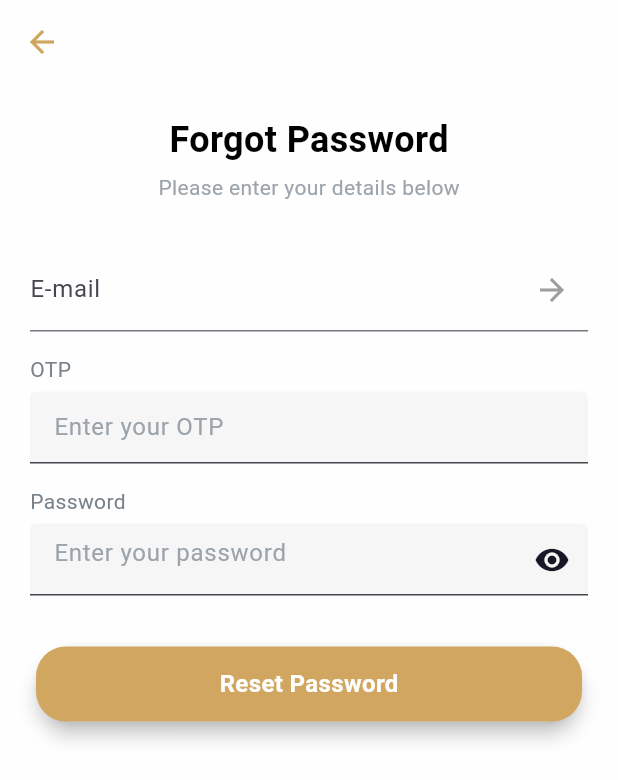
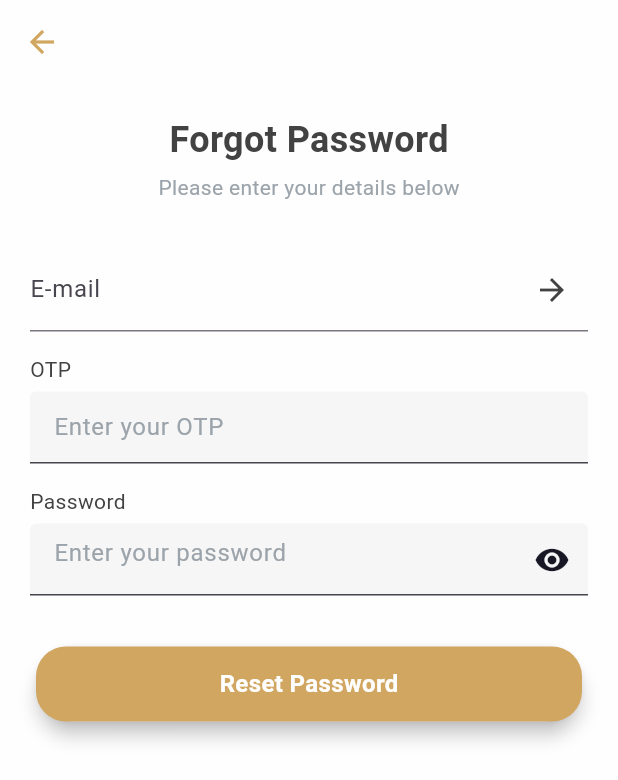
Before and after one commit to TuanChill/Nhom8, a Flutter app: the screen it shows after launch, item 2 of the bottom bar chosen, after a tap on "Forgot Password?", on a phone screen of 412 x 824 dp. Shown: the top 780 px of the screen. Run offline on Flutter 3.47's test engine with Material 3 defaults, Android fonts, the light colour scheme and no system bars; our stand-ins replace audioplayers, awesome_notifications, curved_navigation_bar, dots_indicator, flutter_secure_storage, google_fonts and 1 more; network calls fail.

Commit message:
fix dark mode

```diff
--- a/app/lib/main.dart
+++ b/app/lib/main.dart
@@ -65,16 +65,16 @@ class _MyAppState extends State<MyApp> {
       }
     });
     scheduleDailyNotification();
-    AwesomeNotifications().createNotification(
-      content: NotificationContent(
-        id: 2, // ID phải là duy nhất
-        channelKey: 'basic_channel',
-        title: 'Lời nhắc hàng ngày',
-        body:
-            'Đã đến lúc học tiếng Anh! Hãy dành ít phút để nâng cao kỹ năng của bạn!',
-        notificationLayout: NotificationLayout.Default,
-      ),
-    );
+    // AwesomeNotifications().createNotification(
+    //   content: NotificationContent(
+    //     id: 2, // ID phải là duy nhất
+    //     channelKey: 'basic_channel',
+    //     title: 'Lời nhắc hàng ngày',
+    //     body:
+    //         'Đã đến lúc học tiếng Anh! Hãy dành ít phút để nâng cao kỹ năng của bạn!',
+    //     notificationLayout: NotificationLayout.Default,
+    //   ),
+    // );
   }
 
   @override
--- a/app/lib/src/presentation/auth/forgotpassword_page.dart
+++ b/app/lib/src/presentation/auth/forgotpassword_page.dart
@@ -1,5 +1,4 @@
 import 'package:daily_e/src/application/user_service.dart';
-import 'package:daily_e/src/presentation/account.dart';
 import 'package:daily_e/src/utils/snackBarUtils.dart';
 import 'package:flutter/material.dart';
 import 'package:http/http.dart';
@@ -20,9 +19,13 @@ class _ForgotPasswordPageState extends State<ForgotPasswordPage> {
   @override
   Widget build(BuildContext context) {
     return Scaffold(
-      backgroundColor: AppColors.kWhite,
+      backgroundColor: Theme.of(context).brightness == Brightness.dark
+          ? Colors.grey[800]
+          : AppColors.kWhite,
       appBar: AppBar(
-          backgroundColor: AppColors.kWhite,
+          backgroundColor: Theme.of(context).brightness == Brightness.dark
+              ? Colors.grey[800]
+              : AppColors.kWhite,
           elevation: 0,
           leading: const BackButton(
             color: AppColors.kPrimary,
@@ -35,11 +38,13 @@ class _ForgotPasswordPageState extends State<ForgotPasswordPage> {
           child: Center(
             child: Column(
               children: [
-                const Text('Forgot Password',
+                Text('Forgot Password',
                     style: TextStyle(
                         fontSize: 24,
                         fontWeight: FontWeight.bold,
-                        color: Colors.black)),
+                        color: Theme.of(context).brightness != Brightness.dark
+                            ? Colors.grey[800]
+                            : AppColors.kWhite)),
                 const SizedBox(height: 5),
                 const Text('Please enter your details below',
                     style: TextStyle(fontSize: 14, color: AppColors.kGrey60)),
@@ -56,16 +61,21 @@ class _ForgotPasswordPageState extends State<ForgotPasswordPage> {
                     }
                     return null;
                   },
-                  style: const TextStyle(color: AppColors.kGrey100),
+                  style: TextStyle(
+                      color: Theme.of(context).brightness == Brightness.dark
+                          ? Colors.grey[800]
+                          : AppColors.kWhite),
                   keyboardType: TextInputType.emailAddress,
                   textInputAction: TextInputAction.next,
                   decoration: InputDecoration(
                     labelText: 'E-mail',
                     hintText: 'Enter your email address',
                     suffixIcon: IconButton(
-                      icon: const Icon(
+                      icon: Icon(
                         Icons.arrow_forward,
-                        color: Colors.grey,
+                        color: Theme.of(context).brightness != Brightness.dark
+                            ? Colors.grey[800]
+                            : AppColors.kWhite,
                       ),
                       onPressed: () async {
                         Response res = await UserService()
@@ -457,7 +467,9 @@ class _AuthFieldState extends State<AuthField> {
           widget.title,
           style: TextStyle(
               fontSize: 14,
-              color: widget.titleColor ?? const Color(0xFF78828A)),
+              color: Theme.of(context).brightness != Brightness.dark
+                  ? Colors.grey[800]
+                  : AppColors.kWhite),
         ),
         const SizedBox(height: 5),
         TextFormField(
--- a/app/lib/src/presentation/auth/signin_page.dart
+++ b/app/lib/src/presentation/auth/signin_page.dart
@@ -4,9 +4,11 @@ import 'package:daily_e/src/presentation/auth/forgotpassword_page.dart';
 import 'package:daily_e/src/presentation/auth/signup_page.dart' as signup;
 import 'package:daily_e/src/presentation/button.dart' as button;
 import 'package:daily_e/src/presentation/text_field.dart';
+import 'package:daily_e/src/presentation/theme_provider.dart';
 import 'package:daily_e/style.dart';
 import 'package:flutter/material.dart';
 import 'package:google_fonts/google_fonts.dart';
+import 'package:provider/provider.dart';
 
 class SignInScreen extends StatelessWidget {
   final Future<void> Function() onLoginSuccess;
@@ -35,8 +37,13 @@ class SignInScreen extends StatelessWidget {
 
   @override
   Widget build(BuildContext context) {
+    final themeProvider =
+        Provider.of<ThemeProvider>(context); // Access ThemeProvider
+
     return Scaffold(
-      backgroundColor: AppColor.kWhite,
+      backgroundColor: Theme.of(context).brightness == Brightness.dark
+          ? Colors.grey[800]
+          : Colors.white,
       appBar: AppBar(
         backgroundColor: Colors.transparent,
         elevation: 0,
@@ -56,19 +63,23 @@ class SignInScreen extends StatelessWidget {
                   Text(
                     'Hi, Welcome Back! 👋',
                     textAlign: TextAlign.center,
-                    style: GoogleFonts.plusJakartaSans(
-                      fontSize: 20,
-                      fontWeight: FontWeight.w600,
-                    ).copyWith(color: AppColor.kGrayscaleDark100, fontSize: 20),
+                    style: TextStyle(
+                      color: Theme.of(context).brightness != Brightness.dark
+                          ? Colors.grey[800]
+                          : Colors.white,
+                      fontSize: 24,
+                      fontWeight: FontWeight.bold,
+                    ),
                   ),
                   const SizedBox(height: 8),
                   Text(
                     'We’re happy to see you. Sign In to your account',
                     textAlign: TextAlign.center,
-                    style: GoogleFonts.plusJakartaSans(
+                    style: TextStyle(
+                      color: Theme.of(context).brightness != Brightness.dark
+                          ? Colors.grey[800]
+                          : Colors.white,
                       fontSize: 14,
-                      fontWeight: FontWeight.w500,
-                      color: AppColor.kGrayscale40,
                     ),
                   ),
                   const SizedBox(height: 36),
@@ -79,14 +90,13 @@ class SignInScreen extends StatelessWidget {
                       children: [
                         Text(
                           'Identifier',
-                          style: GoogleFonts.plusJakartaSans(
+                          style: TextStyle(
+                            color:
+                                Theme.of(context).brightness == Brightness.dark
+                                    ? Colors.grey[800]
+                                    : Colors.white,
                             fontSize: 14,
-                                  fontWeight: FontWeight.w500,
-                                  color: AppColor.kWhite)
-                              .copyWith(
-                                  color: AppColor.kGrayscaleDark100,
-                                  fontWeight: FontWeight.w600,
-                                  fontSize: 14),
+                          ),
                         ),
                         const SizedBox(
                           height: 8,
@@ -102,14 +112,13 @@ class SignInScreen extends StatelessWidget {
                         ),
                         Text(
                           'Password',
-                          style: GoogleFonts.plusJakartaSans(
+                          style: TextStyle(
+                            color:
+                                Theme.of(context).brightness == Brightness.dark
+                                    ? Colors.grey[800]
+                                    : Colors.white,
                             fontSize: 14,
-                                  fontWeight: FontWeight.w500,
-                                  color: AppColor.kWhite)
-                              .copyWith(
-                                  color: AppColor.kGrayscaleDark100,
-                                  fontWeight: FontWeight.w600,
-                                  fontSize: 14),
+                          ),
                         ),
                         const SizedBox(height: 8),
                         PasswordTextField(
@@ -135,10 +144,10 @@ class SignInScreen extends StatelessWidget {
                           );
                         },
                         title: 'Forgot Password?',
-                        textStyle: GoogleFonts.plusJakartaSans(
+                        textStyle: GoogleFonts.poppins(
+                          color: Colors.blue,
                           fontSize: 14,
                           fontWeight: FontWeight.w500,
-                          color: AppColor.kPrimary,
                         ),
                       ),
                     ],
@@ -170,16 +179,15 @@ class SignInScreen extends StatelessWidget {
                               context,
                               MaterialPageRoute(
                                 builder: (context) =>
-                                        const signup.SignUpScreen()));
+                                    const signup.SignUpScreen(),
+                              ),
+                            );
                           },
-                          subtitleTextStyle: GoogleFonts.plusJakartaSans(
+                          subtitleTextStyle: const TextStyle(
+                            color: Colors.blue,
                             fontSize: 14,
                             fontWeight: FontWeight.w500,
-                                  color: AppColor.kWhite)
-                              .copyWith(
-                                  color: AppColor.kPrimary,
-                                  fontWeight: FontWeight.w600,
-                                  fontSize: 14),
+                          ),
                         ),
                       )
                     ],
@@ -214,14 +222,11 @@ class CustomRichText extends StatelessWidget {
         textAlign: TextAlign.center,
         text: TextSpan(
           text: title,
-          style: GoogleFonts.plusJakartaSans(
-                  fontSize: 14,
-                  fontWeight: FontWeight.w500,
-                  color: AppColor.kWhite)
-              .copyWith(
-                  color: AppColor.kGrayscale40,
-                  fontWeight: FontWeight.w600,
-                  fontSize: 14),
+          style: subtitleTextStyle.copyWith(
+            color: Theme.of(context).brightness != Brightness.dark
+                ? Colors.grey[800]
+                : Colors.white,
+          ),
           children: <TextSpan>[
             TextSpan(
               text: subtitle,
```
Also changed, not shown: app/lib/src/presentation/auth/signup_page.dart (+14 -5 lines), app/lib/src/presentation/challenge_page.dart (+32 -12 lines), app/lib/src/presentation/lessons_page.dart (+4 -5 lines), app/lib/src/presentation/listen_and_read.dart (+10 -2 lines), app/lib/src/presentation/note_page.dart (+14 -0 lines), 1 other file. Lines whose indentation alone changed are shown as unchanged.
